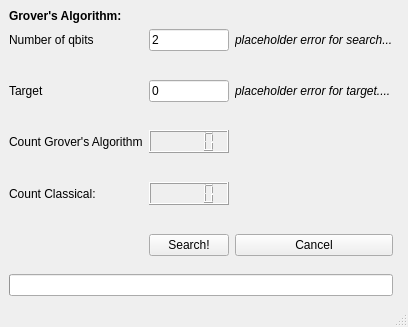
The window that qcp/gui/form.ui (Tiernan8r/quantum_computing_project) describes before a commit, drawn with Qt 5.
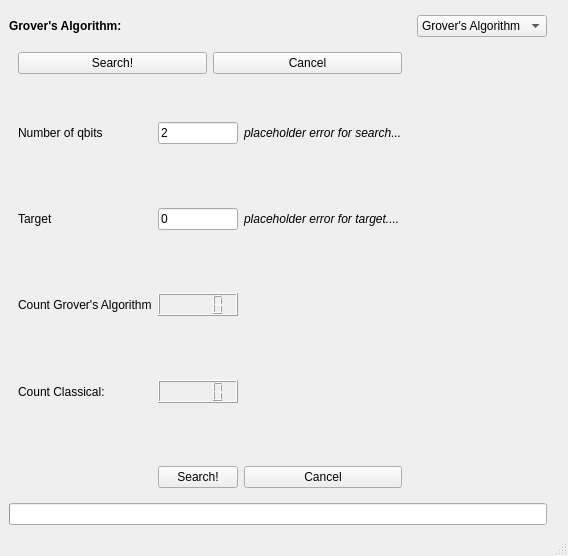
The same window after the commit.

Commit message: new component to show/hide different UI elements through a drop down list

The edit to the form file:
```diff
--- a/qcp/gui/form.ui
+++ b/qcp/gui/form.ui
@@ -6,8 +6,8 @@
    <rect>
     <x>0</x>
     <y>0</y>
-    <width>365</width>
-    <height>327</height>
+    <width>478</width>
+    <height>556</height>
    </rect>
   </property>
   <property name="sizePolicy">
@@ -21,7 +21,17 @@
   </property>
   <widget class="QWidget" name="central_widget">
    <layout class="QGridLayout" name="gridLayout_2">
-    <item row="7" column="0">
+    <item row="3" column="0" rowspan="2" colspan="3" alignment="Qt::AlignHCenter">
+     <widget class="QWidget" name="graph" native="true">
+      <property name="sizePolicy">
+       <sizepolicy hsizetype="Fixed" vsizetype="Fixed">
+        <horstretch>0</horstretch>
+        <verstretch>0</verstretch>
+       </sizepolicy>
+      </property>
+     </widget>
+    </item>
+    <item row="11" column="0">
      <widget class="QProgressBar" name="progress_bar">
       <property name="enabled">
        <bool>true</bool>
@@ -34,30 +44,57 @@
       </property>
      </widget>
     </item>
-    <item row="3" column="3" rowspan="3">
-     <widget class="QWidget" name="graph" native="true">
-      <property name="sizePolicy">
-       <sizepolicy hsizetype="Fixed" vsizetype="Fixed">
-        <horstretch>0</horstretch>
-        <verstretch>0</verstretch>
-       </sizepolicy>
-      </property>
-     </widget>
-    </item>
-    <item row="1" column="0">
-     <widget class="QLabel" name="title">
+    <item row="9" column="0">
+     <layout class="QGridLayout" name="gridLayout_4">
+      <item row="0" column="1">
+       <widget class="QComboBox" name="algorithm_options">
+        <property name="frame">
+         <bool>true</bool>
+        </property>
+        <item>
+         <property name="text">
+          <string>Grover's Algorithm</string>
+         </property>
+        </item>
+        <item>
       <property name="text">
-       <string>&lt;html&gt;&lt;head/&gt;&lt;body&gt;&lt;p&gt;&lt;span style=&quot; font-weight:700;&quot;&gt;Grover's Algorithm:&lt;/span&gt;&lt;/p&gt;&lt;/body&gt;&lt;/html&gt;</string>
-      </property>
-      <property name="textFormat">
-       <enum>Qt::RichText</enum>
-      </property>
+          <string>Phase Estimation</string>
+         </property>
+        </item>
+        <item>
+         <property name="text">
+          <string>Sudoku</string>
+         </property>
+        </item>
      </widget>
     </item>
     <item row="3" column="0">
-     <layout class="QGridLayout" name="grid_layout">
+       <widget class="QWidget" name="grover_frame" native="true">
+        <layout class="QGridLayout" name="gridLayout">
+         <item row="1" column="0">
+          <layout class="QGridLayout" name="grover_grid_layout">
       <item row="6" column="0">
-       <spacer name="verticalSpacer_4">
+            <widget class="QLabel" name="label_count_grover">
+             <property name="text">
+              <string>Count Grover's Algorithm</string>
+             </property>
+            </widget>
+           </item>
+           <item row="10" column="1">
+            <spacer name="horizontalSpacer_10">
+             <property name="orientation">
+              <enum>Qt::Horizontal</enum>
+             </property>
+             <property name="sizeHint" stdset="0">
+              <size>
+               <width>40</width>
+               <height>20</height>
+              </size>
+             </property>
+            </spacer>
+           </item>
+           <item row="7" column="3">
+            <spacer name="verticalSpacer_13">
         <property name="orientation">
          <enum>Qt::Vertical</enum>
         </property>
@@ -69,7 +106,144 @@
         </property>
        </spacer>
       </item>
-      <item row="5" column="3">
+           <item row="1" column="4">
+            <widget class="QLabel" name="input_search_error">
+             <property name="enabled">
+              <bool>true</bool>
+             </property>
+             <property name="palette">
+              <palette>
+               <active>
+                <colorrole role="WindowText">
+                 <brush brushstyle="SolidPattern">
+                  <color alpha="255">
+                   <red>255</red>
+                   <green>0</green>
+                   <blue>0</blue>
+                  </color>
+                 </brush>
+                </colorrole>
+                <colorrole role="Text">
+                 <brush brushstyle="SolidPattern">
+                  <color alpha="255">
+                   <red>255</red>
+                   <green>0</green>
+                   <blue>0</blue>
+                  </color>
+                 </brush>
+                </colorrole>
+                <colorrole role="BrightText">
+                 <brush brushstyle="SolidPattern">
+                  <color alpha="255">
+                   <red>255</red>
+                   <green>0</green>
+                   <blue>0</blue>
+                  </color>
+                 </brush>
+                </colorrole>
+                <colorrole role="ButtonText">
+                 <brush brushstyle="SolidPattern">
+                  <color alpha="255">
+                   <red>255</red>
+                   <green>0</green>
+                   <blue>0</blue>
+                  </color>
+                 </brush>
+                </colorrole>
+               </active>
+               <inactive>
+                <colorrole role="WindowText">
+                 <brush brushstyle="SolidPattern">
+                  <color alpha="255">
+                   <red>0</red>
+                   <green>0</green>
+                   <blue>0</blue>
+                  </color>
+                 </brush>
+                </colorrole>
+                <colorrole role="Text">
+                 <brush brushstyle="SolidPattern">
+                  <color alpha="255">
+                   <red>0</red>
+                   <green>0</green>
+                   <blue>0</blue>
+                  </color>
+                 </brush>
+                </colorrole>
+                <colorrole role="BrightText">
+                 <brush brushstyle="SolidPattern">
+                  <color alpha="255">
+                   <red>255</red>
+                   <green>255</green>
+                   <blue>255</blue>
+                  </color>
+                 </brush>
+                </colorrole>
+                <colorrole role="ButtonText">
+                 <brush brushstyle="SolidPattern">
+                  <color alpha="255">
+                   <red>0</red>
+                   <green>0</green>
+                   <blue>0</blue>
+                  </color>
+                 </brush>
+                </colorrole>
+               </inactive>
+               <disabled>
+                <colorrole role="WindowText">
+                 <brush brushstyle="SolidPattern">
+                  <color alpha="255">
+                   <red>190</red>
+                   <green>190</green>
+                   <blue>190</blue>
+                  </color>
+                 </brush>
+                </colorrole>
+                <colorrole role="Text">
+                 <brush brushstyle="SolidPattern">
+                  <color alpha="255">
+                   <red>190</red>
+                   <green>190</green>
+                   <blue>190</blue>
+                  </color>
+                 </brush>
+                </colorrole>
+                <colorrole role="BrightText">
+                 <brush brushstyle="SolidPattern">
+                  <color alpha="255">
+                   <red>255</red>
+                   <green>0</green>
+                   <blue>0</blue>
+                  </color>
+                 </brush>
+                </colorrole>
+                <colorrole role="ButtonText">
+                 <brush brushstyle="SolidPattern">
+                  <color alpha="255">
+                   <red>190</red>
+                   <green>190</green>
+                   <blue>190</blue>
+                  </color>
+                 </brush>
+                </colorrole>
+               </disabled>
+              </palette>
+             </property>
+             <property name="font">
+              <font>
+               <italic>true</italic>
+               <underline>false</underline>
+              </font>
+             </property>
+             <property name="frameShadow">
+              <enum>QFrame::Plain</enum>
+             </property>
+             <property name="text">
+              <string>placeholder error for search...</string>
+             </property>
+            </widget>
+           </item>
+           <item row="6" column="3">
        <widget class="QLCDNumber" name="lcd_number_grover">
         <property name="frameShape">
          <enum>QFrame::Box</enum>
@@ -85,71 +259,21 @@
         </property>
        </widget>
       </item>
-      <item row="0" column="0">
-       <widget class="QLabel" name="label_search">
-        <property name="text">
-         <string>Number of qbits</string>
-        </property>
-       </widget>
-      </item>
-      <item row="6" column="3">
-       <spacer name="verticalSpacer_9">
-        <property name="orientation">
-         <enum>Qt::Vertical</enum>
-        </property>
-        <property name="sizeHint" stdset="0">
-         <size>
-          <width>20</width>
-          <height>40</height>
-         </size>
-        </property>
-       </spacer>
-      </item>
-      <item row="7" column="3">
-       <widget class="QLCDNumber" name="lcd_number_classic">
-        <property name="frameShape">
-         <enum>QFrame::Box</enum>
-        </property>
-        <property name="intValue" stdset="0">
-         <number>0</number>
-        </property>
-       </widget>
-      </item>
-      <item row="9" column="1">
-       <spacer name="horizontalSpacer_9">
-        <property name="orientation">
-         <enum>Qt::Horizontal</enum>
-        </property>
-        <property name="sizeHint" stdset="0">
-         <size>
-          <width>40</width>
-          <height>20</height>
-         </size>
-        </property>
-       </spacer>
-      </item>
-      <item row="8" column="3">
-       <spacer name="verticalSpacer_10">
-        <property name="orientation">
-         <enum>Qt::Vertical</enum>
-        </property>
-        <property name="sizeHint" stdset="0">
-         <size>
-          <width>20</width>
-          <height>40</height>
-         </size>
-        </property>
-       </spacer>
-      </item>
       <item row="7" column="0">
-       <widget class="QLabel" name="label_count_classic">
-        <property name="text">
-         <string>Count Classical:</string>
-        </property>
-       </widget>
-      </item>
-      <item row="7" column="1">
-       <spacer name="horizontalSpacer_8">
+            <spacer name="verticalSpacer_14">
+             <property name="orientation">
+              <enum>Qt::Vertical</enum>
+             </property>
+             <property name="sizeHint" stdset="0">
+              <size>
+               <width>20</width>
+               <height>40</height>
+              </size>
+             </property>
+            </spacer>
+           </item>
+           <item row="6" column="1">
+            <spacer name="horizontalSpacer_11">
         <property name="orientation">
          <enum>Qt::Horizontal</enum>
         </property>
@@ -161,8 +285,8 @@
         </property>
        </spacer>
       </item>
-      <item row="2" column="0">
-       <spacer name="verticalSpacer_6">
+           <item row="9" column="0">
+            <spacer name="verticalSpacer_15">
         <property name="orientation">
          <enum>Qt::Vertical</enum>
         </property>
@@ -174,22 +298,9 @@
         </property>
        </spacer>
       </item>
-      <item row="3" column="1">
-       <spacer name="horizontalSpacer_6">
+           <item row="5" column="0">
+            <spacer name="verticalSpacer_16">
         <property name="orientation">
-         <enum>Qt::Horizontal</enum>
-        </property>
-        <property name="sizeHint" stdset="0">
-         <size>
-          <width>40</width>
-          <height>20</height>
-         </size>
-        </property>
-       </spacer>
-      </item>
-      <item row="4" column="0">
-       <spacer name="verticalSpacer_5">
-        <property name="orientation">
          <enum>Qt::Vertical</enum>
         </property>
         <property name="sizeHint" stdset="0">
@@ -200,68 +311,54 @@
         </property>
        </spacer>
       </item>
-      <item row="0" column="1">
-       <spacer name="horizontalSpacer_5">
+           <item row="3" column="0">
+            <spacer name="verticalSpacer_17">
         <property name="orientation">
-         <enum>Qt::Horizontal</enum>
+              <enum>Qt::Vertical</enum>
         </property>
         <property name="sizeHint" stdset="0">
          <size>
-          <width>40</width>
-          <height>20</height>
+               <width>20</width>
+               <height>40</height>
          </size>
         </property>
        </spacer>
       </item>
       <item row="3" column="3">
+            <spacer name="verticalSpacer_18">
+             <property name="orientation">
+              <enum>Qt::Vertical</enum>
+             </property>
+             <property name="sizeHint" stdset="0">
+              <size>
+               <width>20</width>
+               <height>40</height>
+              </size>
+             </property>
+            </spacer>
+           </item>
+           <item row="5" column="3">
+            <spacer name="verticalSpacer_19">
+             <property name="orientation">
+              <enum>Qt::Vertical</enum>
+             </property>
+             <property name="sizeHint" stdset="0">
+              <size>
+               <width>20</width>
+               <height>40</height>
+              </size>
+             </property>
+            </spacer>
+           </item>
+           <item row="4" column="3">
        <widget class="QLineEdit" name="input_target">
         <property name="text">
          <string>0</string>
         </property>
        </widget>
       </item>
-      <item row="2" column="3">
-       <spacer name="verticalSpacer_7">
-        <property name="orientation">
-         <enum>Qt::Vertical</enum>
-        </property>
-        <property name="sizeHint" stdset="0">
-         <size>
-          <width>20</width>
-          <height>40</height>
-         </size>
-        </property>
-       </spacer>
-      </item>
       <item row="9" column="3">
-       <widget class="QPushButton" name="search_button">
-        <property name="text">
-         <string>Search!</string>
-        </property>
-       </widget>
-      </item>
-      <item row="5" column="0">
-       <widget class="QLabel" name="label_count_grover">
-        <property name="text">
-         <string>Count Grover's Algorithm</string>
-        </property>
-       </widget>
-      </item>
-      <item row="5" column="1">
-       <spacer name="horizontalSpacer_7">
-        <property name="orientation">
-         <enum>Qt::Horizontal</enum>
-        </property>
-        <property name="sizeHint" stdset="0">
-         <size>
-          <width>40</width>
-          <height>20</height>
-         </size>
-        </property>
-       </spacer>
-      </item>
-      <item row="8" column="0">
-       <spacer name="verticalSpacer_3">
+            <spacer name="verticalSpacer_20">
         <property name="orientation">
          <enum>Qt::Vertical</enum>
         </property>
@@ -273,178 +370,98 @@
         </property>
        </spacer>
       </item>
-      <item row="3" column="0">
+           <item row="1" column="3">
+            <widget class="QLineEdit" name="input_search">
+             <property name="text">
+              <string>2</string>
+             </property>
+            </widget>
+           </item>
+           <item row="4" column="0">
        <widget class="QLabel" name="label_target">
         <property name="text">
          <string>Target</string>
         </property>
        </widget>
       </item>
-      <item row="9" column="4">
+           <item row="8" column="0">
+            <widget class="QLabel" name="label_count_classic">
+             <property name="text">
+              <string>Count Classical:</string>
+             </property>
+            </widget>
+           </item>
+           <item row="4" column="1">
+            <spacer name="horizontalSpacer_12">
+             <property name="orientation">
+              <enum>Qt::Horizontal</enum>
+             </property>
+             <property name="sizeHint" stdset="0">
+              <size>
+               <width>40</width>
+               <height>20</height>
+              </size>
+             </property>
+            </spacer>
+           </item>
+           <item row="1" column="1">
+            <spacer name="horizontalSpacer_13">
+             <property name="orientation">
+              <enum>Qt::Horizontal</enum>
+             </property>
+             <property name="sizeHint" stdset="0">
+              <size>
+               <width>40</width>
+               <height>20</height>
+              </size>
+             </property>
+            </spacer>
+           </item>
+           <item row="8" column="3">
+            <widget class="QLCDNumber" name="lcd_number_classic">
+             <property name="frameShape">
+              <enum>QFrame::Box</enum>
+             </property>
+             <property name="intValue" stdset="0">
+              <number>0</number>
+             </property>
+            </widget>
+           </item>
+           <item row="10" column="4">
        <widget class="QPushButton" name="cancel_button">
         <property name="text">
          <string>Cancel</string>
         </property>
        </widget>
       </item>
-      <item row="4" column="3">
-       <spacer name="verticalSpacer_8">
+           <item row="1" column="0">
+            <widget class="QLabel" name="label_search">
+             <property name="text">
+              <string>Number of qbits</string>
+             </property>
+            </widget>
+           </item>
+           <item row="8" column="1">
+            <spacer name="horizontalSpacer_14">
         <property name="orientation">
-         <enum>Qt::Vertical</enum>
+              <enum>Qt::Horizontal</enum>
         </property>
         <property name="sizeHint" stdset="0">
          <size>
-          <width>20</width>
-          <height>40</height>
+               <width>40</width>
+               <height>20</height>
          </size>
         </property>
        </spacer>
       </item>
-      <item row="0" column="3">
-       <widget class="QLineEdit" name="input_search">
+           <item row="10" column="3">
+            <widget class="QPushButton" name="search_button">
         <property name="text">
-         <string>2</string>
+              <string>Search!</string>
         </property>
        </widget>
       </item>
-      <item row="0" column="4">
-       <widget class="QLabel" name="input_search_error">
-        <property name="enabled">
-         <bool>true</bool>
-        </property>
-        <property name="palette">
-         <palette>
-          <active>
-           <colorrole role="WindowText">
-            <brush brushstyle="SolidPattern">
-             <color alpha="255">
-              <red>255</red>
-              <green>0</green>
-              <blue>0</blue>
-             </color>
-            </brush>
-           </colorrole>
-           <colorrole role="Text">
-            <brush brushstyle="SolidPattern">
-             <color alpha="255">
-              <red>255</red>
-              <green>0</green>
-              <blue>0</blue>
-             </color>
-            </brush>
-           </colorrole>
-           <colorrole role="BrightText">
-            <brush brushstyle="SolidPattern">
-             <color alpha="255">
-              <red>255</red>
-              <green>0</green>
-              <blue>0</blue>
-             </color>
-            </brush>
-           </colorrole>
-           <colorrole role="ButtonText">
-            <brush brushstyle="SolidPattern">
-             <color alpha="255">
-              <red>255</red>
-              <green>0</green>
-              <blue>0</blue>
-             </color>
-            </brush>
-           </colorrole>
-          </active>
-          <inactive>
-           <colorrole role="WindowText">
-            <brush brushstyle="SolidPattern">
-             <color alpha="255">
-              <red>0</red>
-              <green>0</green>
-              <blue>0</blue>
-             </color>
-            </brush>
-           </colorrole>
-           <colorrole role="Text">
-            <brush brushstyle="SolidPattern">
-             <color alpha="255">
-              <red>0</red>
-              <green>0</green>
-              <blue>0</blue>
-             </color>
-            </brush>
-           </colorrole>
-           <colorrole role="BrightText">
-            <brush brushstyle="SolidPattern">
-             <color alpha="255">
-              <red>255</red>
-              <green>255</green>
-              <blue>255</blue>
-             </color>
-            </brush>
-           </colorrole>
-           <colorrole role="ButtonText">
-            <brush brushstyle="SolidPattern">
-             <color alpha="255">
-              <red>0</red>
-              <green>0</green>
-              <blue>0</blue>
-             </color>
-            </brush>
-           </colorrole>
-          </inactive>
-          <disabled>
-           <colorrole role="WindowText">
-            <brush brushstyle="SolidPattern">
-             <color alpha="255">
-              <red>190</red>
-              <green>190</green>
-              <blue>190</blue>
-             </color>
-            </brush>
-           </colorrole>
-           <colorrole role="Text">
-            <brush brushstyle="SolidPattern">
-             <color alpha="255">
-              <red>190</red>
-              <green>190</green>
-              <blue>190</blue>
-             </color>
-            </brush>
-           </colorrole>
-           <colorrole role="BrightText">
-            <brush brushstyle="SolidPattern">
-             <color alpha="255">
-              <red>255</red>
-              <green>0</green>
-              <blue>0</blue>
-             </color>
-            </brush>
-           </colorrole>
-           <colorrole role="ButtonText">
-            <brush brushstyle="SolidPattern">
-             <color alpha="255">
-              <red>190</red>
-              <green>190</green>
-              <blue>190</blue>
-             </color>
-            </brush>
-           </colorrole>
-          </disabled>
-         </palette>
-        </property>
-        <property name="font">
-         <font>
-          <italic>true</italic>
-          <underline>false</underline>
-         </font>
-        </property>
-        <property name="frameShadow">
-         <enum>QFrame::Plain</enum>
-        </property>
-        <property name="text">
-         <string>placeholder error for search...</string>
-        </property>
-       </widget>
-      </item>
-      <item row="3" column="4">
+           <item row="4" column="4">
        <widget class="QLabel" name="input_target_error">
         <property name="palette">
          <palette>
@@ -576,83 +593,53 @@
       </item>
      </layout>
     </item>
+        </layout>
+       </widget>
+      </item>
     <item row="0" column="0">
-     <spacer name="verticalSpacer_2">
-      <property name="orientation">
-       <enum>Qt::Vertical</enum>
-      </property>
-      <property name="sizeHint" stdset="0">
-       <size>
-        <width>20</width>
-        <height>40</height>
-       </size>
-      </property>
-     </spacer>
+       <widget class="QLabel" name="title">
+        <property name="text">
+         <string>&lt;html&gt;&lt;head/&gt;&lt;body&gt;&lt;p&gt;&lt;span style=&quot; font-weight:700;&quot;&gt;Grover's Algorithm:&lt;/span&gt;&lt;/p&gt;&lt;/body&gt;&lt;/html&gt;</string>
+        </property>
+        <property name="textFormat">
+         <enum>Qt::RichText</enum>
+        </property>
+       </widget>
     </item>
     <item row="2" column="0">
-     <spacer name="verticalSpacer">
-      <property name="orientation">
-       <enum>Qt::Vertical</enum>
-      </property>
-      <property name="sizeHint" stdset="0">
-       <size>
-        <width>20</width>
-        <height>40</height>
-       </size>
-      </property>
-     </spacer>
-    </item>
-    <item row="3" column="2">
-     <spacer name="horizontalSpacer">
-      <property name="orientation">
-       <enum>Qt::Horizontal</enum>
-      </property>
-      <property name="sizeHint" stdset="0">
-       <size>
-        <width>40</width>
-        <height>20</height>
-       </size>
-      </property>
-     </spacer>
-    </item>
-    <item row="5" column="0">
-     <spacer name="verticalSpacer_11">
-      <property name="orientation">
-       <enum>Qt::Vertical</enum>
-      </property>
-      <property name="sizeHint" stdset="0">
-       <size>
-        <width>20</width>
-        <height>40</height>
-       </size>
-      </property>
-     </spacer>
-    </item>
-    <item row="3" column="4">
-     <spacer name="horizontalSpacer_2">
-      <property name="orientation">
-       <enum>Qt::Horizontal</enum>
-      </property>
-      <property name="sizeHint" stdset="0">
-       <size>
-        <width>40</width>
-        <height>20</height>
-       </size>
-      </property>
-     </spacer>
-    </item>
-    <item row="8" column="0">
-     <spacer name="verticalSpacer_12">
-      <property name="orientation">
-       <enum>Qt::Vertical</enum>
-      </property>
-      <property name="sizeHint" stdset="0">
-       <size>
-        <width>20</width>
-        <height>40</height>
-       </size>
-      </property>
-     </spacer>
+       <widget class="QWidget" name="phase_estimation_frame" native="true">
+        <layout class="QGridLayout" name="gridLayout_3">
+         <item row="0" column="0">
+          <layout class="QGridLayout" name="phase_estimation_grid_layout"/>
+         </item>
+        </layout>
+       </widget>
+      </item>
+      <item row="1" column="0">
+       <widget class="QWidget" name="sudoku_frame" native="true">
+        <layout class="QGridLayout" name="gridLayout_5">
+         <item row="0" column="0">
+          <layout class="QGridLayout" name="sudoku_layout">
+           <item row="2" column="1">
+            <widget class="QPushButton" name="search_button_sudoku">
+             <property name="text">
+              <string>Search!</string>
+             </property>
+            </widget>
+           </item>
+           <item row="2" column="2">
+            <widget class="QPushButton" name="cancel_button_sudoku">
+             <property name="text">
+              <string>Cancel</string>
+             </property>
+            </widget>
+           </item>
+          </layout>
+         </item>
+        </layout>
+       </widget>
+      </item>
+     </layout>
     </item>
    </layout>
   </widget>
```
Lines whose indentation alone changed are shown as unchanged. The commit also changes 4 other files.
